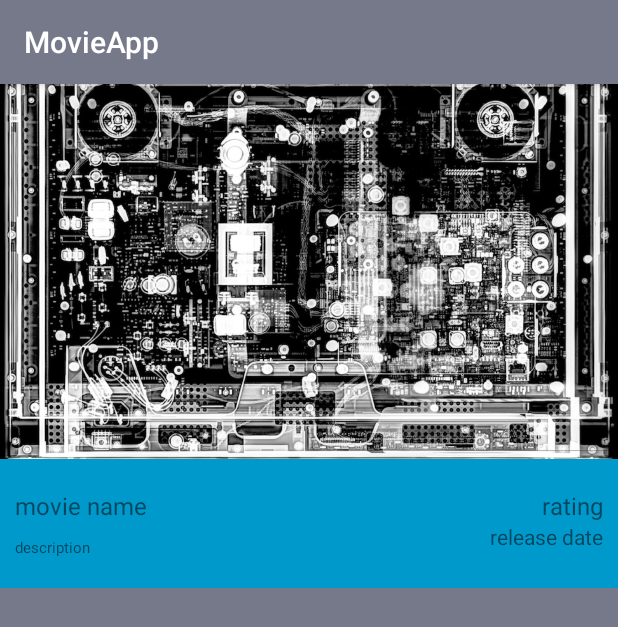
After one commit to jakemento/MovieApp-Android, an Android app: the fragment MovieDetailFragment shown on its own in the app's theme, on a phone screen of 412 x 824 dp. The commit adds this screen. Shown: the top 627 px of the screen. Run offline under Robolectric (Android 15) with nearby library versions, the phone set to English and light mode, and no system bars; our stand-ins replace ButterKnife, Picasso; libraries missing offline, so code that uses them is left out: org.parceler; pictures from the network do not load; 6 statements that could not run were skipped.

Commit message:
Minimum viable productgit add .git add .

```diff
--- a/app/src/main/java/com/example/guest/movieapp/models/Movie.java
+++ b/app/src/main/java/com/example/guest/movieapp/models/Movie.java
@@ -1,13 +1,16 @@
 package com.example.guest.movieapp.models;
 
-import android.media.Image;
+import org.parceler.Parcel;
 
+@Parcel
 public class Movie {
     private String mMovieName;
     private String mMovieImage;
     private String mMovieDescription;
     private String mMovieRating;
     private String mReleaseDate;
+
+    public Movie() {}
 
     public Movie(String movieName, String movieImage, String movieDescription, String movieRating, String releaseDate) {
 
--- /dev/null
+++ b/app/src/main/java/com/example/guest/movieapp/ui/MovieDetailFragment.java
@@ -0,0 +1,63 @@
+package com.example.guest.movieapp.ui;
+
+
+import android.os.Bundle;
+import android.support.v4.app.Fragment;
+import android.view.LayoutInflater;
+import android.view.View;
+import android.view.ViewGroup;
+import android.widget.ImageView;
+import android.widget.TextView;
+
+import com.example.guest.movieapp.R;
+import com.example.guest.movieapp.models.Movie;
+import com.squareup.picasso.Picasso;
+
+import org.parceler.Parcels;
+
+import butterknife.Bind;
+import butterknife.ButterKnife;
+
+
+public class MovieDetailFragment extends Fragment {
+
+    @Bind(R.id.movieNameTextView) TextView mNameLabel;
+    @Bind(R.id.movieImageView) ImageView mImageLabel;
+    @Bind(R.id.descriptionTextView) TextView mDescriptionLabel;
+    @Bind(R.id.ratingTextView) TextView mRatingLabel;
+    @Bind(R.id.releaseDateTextView) TextView mDateLabel;
+
+    private Movie mMovie;
+
+
+
+    public static MovieDetailFragment newInstance(Movie movie) {
+    MovieDetailFragment movieDetailFragment = new MovieDetailFragment();
+        Bundle args = new Bundle();
+        args.putParcelable("movie", Parcels.wrap(movie));
+        movieDetailFragment.setArguments(args);
+        return movieDetailFragment;
+    }
+
+    @Override
+    public void onCreate(Bundle savedInstanceState) {
+        super.onCreate(savedInstanceState);
+        mMovie = Parcels.unwrap(getArguments().getParcelable("movie"));
+    }
+
+
+
+    @Override
+    public View onCreateView(LayoutInflater inflater, ViewGroup container,
+                             Bundle savedInstanceState) {
+    View view = inflater.inflate(R.layout.fragment_movie_detail, container, false);
+        ButterKnife.bind(this, view);
+
+        Picasso.with(view.getContext()).load(mMovie.getMovieImage()).into(mImageLabel);
+        mNameLabel.setText(mMovie.getMovieName());
+        mDescriptionLabel.setText(mMovie.getMovieDescription());
+        mRatingLabel.setText(mMovie.getMovieRating());
+        mDateLabel.setText(mMovie.getReleaseDate());
+        return view;
+    }
+}
--- /dev/null
+++ b/app/src/main/res/layout/fragment_movie_detail.xml
@@ -0,0 +1,67 @@
+<FrameLayout xmlns:android="http://schemas.android.com/apk/res/android"
+    xmlns:tools="http://schemas.android.com/tools"
+    android:layout_width="match_parent"
+    android:layout_height="match_parent"
+    tools:context="com.example.guest.movieapp.ui.MovieDetailFragment">
+
+    <LinearLayout
+        android:layout_width="match_parent"
+        android:layout_height="match_parent"
+        android:orientation="vertical"
+        android:background="@color/colorPrimary">
+
+        <ImageView
+            android:layout_width="match_parent"
+            android:layout_height="250dp"
+            android:id="@+id/movieImageView"
+            android:scaleType="centerCrop"
+            android:src="@drawable/testimg"/>
+
+        <RelativeLayout
+            android:layout_width="match_parent"
+            android:layout_height="wrap_content"
+            android:background="@android:color/holo_blue_dark"
+            android:paddingTop="20dp"
+            android:paddingLeft="10dp"
+            android:paddingRight="10dp"
+            android:paddingBottom="20dp">
+
+            <TextView
+                android:layout_width="wrap_content"
+                android:layout_height="wrap_content"
+                android:text="movie name"
+                android:id="@+id/movieNameTextView"
+                android:layout_alignParentLeft="true"
+                android:layout_alignParentStart="true"
+                android:textSize="16sp" />
+            <TextView
+                android:layout_width="wrap_content"
+                android:layout_height="wrap_content"
+                android:text="rating"
+                android:id="@+id/ratingTextView"
+                android:layout_alignParentRight="true"
+                android:textSize="16sp" />
+
+            <TextView
+                android:layout_width="wrap_content"
+                android:layout_height="wrap_content"
+                android:id="@+id/releaseDateTextView"
+                android:layout_alignParentRight="true"
+                android:layout_below="@id/movieNameTextView"
+                android:text="release date"
+                />
+            <TextView
+            android:layout_width="wrap_content"
+            android:layout_height="wrap_content"
+            android:text="description"
+            android:id="@+id/descriptionTextView"
+            android:layout_alignParentLeft="true"
+            android:layout_alignParentStart="true"
+            android:layout_below="@id/movieNameTextView"
+            android:paddingTop="10dp"
+            android:textSize="10sp" />
+        </RelativeLayout>
+
+    </LinearLayout>
+
+</FrameLayout>
--- a/app/src/main/res/layout/movie_list_item.xml
+++ b/app/src/main/res/layout/movie_list_item.xml
@@ -22,7 +22,8 @@
         android:layout_width="wrap_content"
         android:layout_height="wrap_content"
         android:text="Movie Name"
-        android:textSize="20dp"
+        android:textSize="16dp"
+        android:textStyle="bold"
         android:id="@+id/movieNameTextView" />
 
     <TextView
--- a/app/src/main/res/values/colors.xml
+++ b/app/src/main/res/values/colors.xml
@@ -1,6 +1,6 @@
 <?xml version="1.0" encoding="utf-8"?>
 <resources>
-    <color name="colorPrimary">#3F51B5</color>
+    <color name="colorPrimary">#76798a</color>
     <color name="colorPrimaryDark">#303F9F</color>
     <color name="colorAccent">#FF4081</color>
 </resources>
--- a/app/src/main/res/values/strings.xml
+++ b/app/src/main/res/values/strings.xml
@@ -1,3 +1,6 @@
 <resources>
     <string name="app_name">MovieApp</string>
+
+    <!-- TODO: Remove or change this placeholder text -->
+    <string name="hello_blank_fragment">Hello blank fragment</string>
 </resources>
--- a/build.gradle
+++ b/build.gradle
@@ -6,6 +6,8 @@ buildscript {
     }
     dependencies {
         classpath 'com.android.tools.build:gradle:2.0.0'
+        classpath 'com.neenbedankt.gradle.plugins:android-apt:1.8'
+
 
         // NOTE: Do not place your application dependencies here; they belong
         // in the individual module build.gradle files
```
Also changed, not shown: app/build.gradle (+7 -3 lines), app/src/main/java/com/example/guest/movieapp/adapters/MovieListAdapter.java (+21 -7 lines), app/src/main/java/com/example/guest/movieapp/adapters/MoviePagerAdapter.java (added, +34 -0 lines), app/src/main/java/com/example/guest/movieapp/ui/MovieDetailActivity.java (+22 -0 lines), app/src/main/res/layout/activity_movie_detail.xml (+14 -4 lines), 1 other file.
